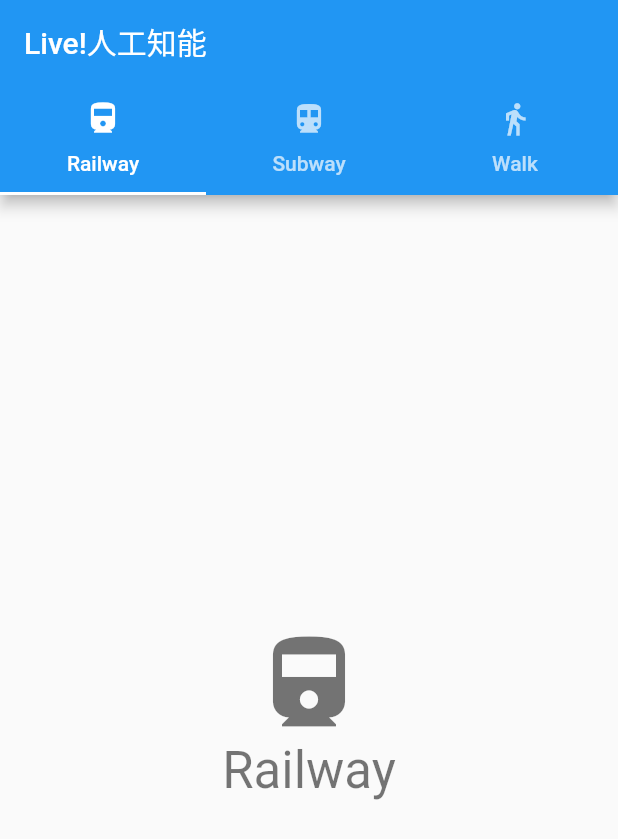
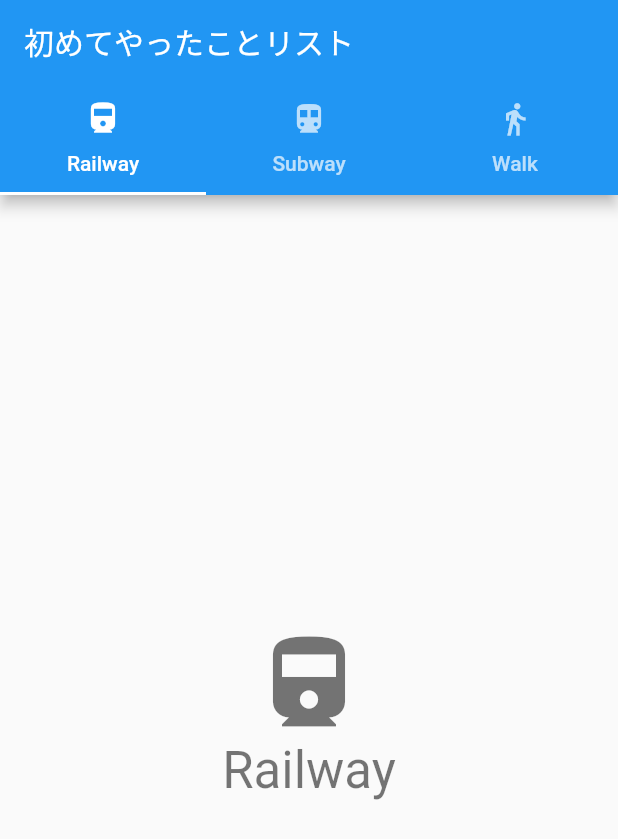
Before and after one commit to togo-mentor/for_the_first_time, a Flutter app: the screen it shows after launch, on a phone screen of 412 x 824 dp. Shown: the top 839 px of the screen. Run offline on Flutter 3.47's test engine with Material 2 defaults, Android fonts, the phone set to English and light mode, and no system bars.

Commit message:
add: change header text

```diff
--- a/lib/main.dart
+++ b/lib/main.dart
@@ -31,7 +31,7 @@ class _MainPageState extends State<MainPage> {
       length: _tab.length,  // タブの数
       child: Scaffold(
         appBar: AppBar(
-          title: const Text("Live!人工知能"),
+          title: const Text("初めてやったことリスト"),
           bottom: TabBar(  // タブバー
             tabs: _tab,
           ),
```
